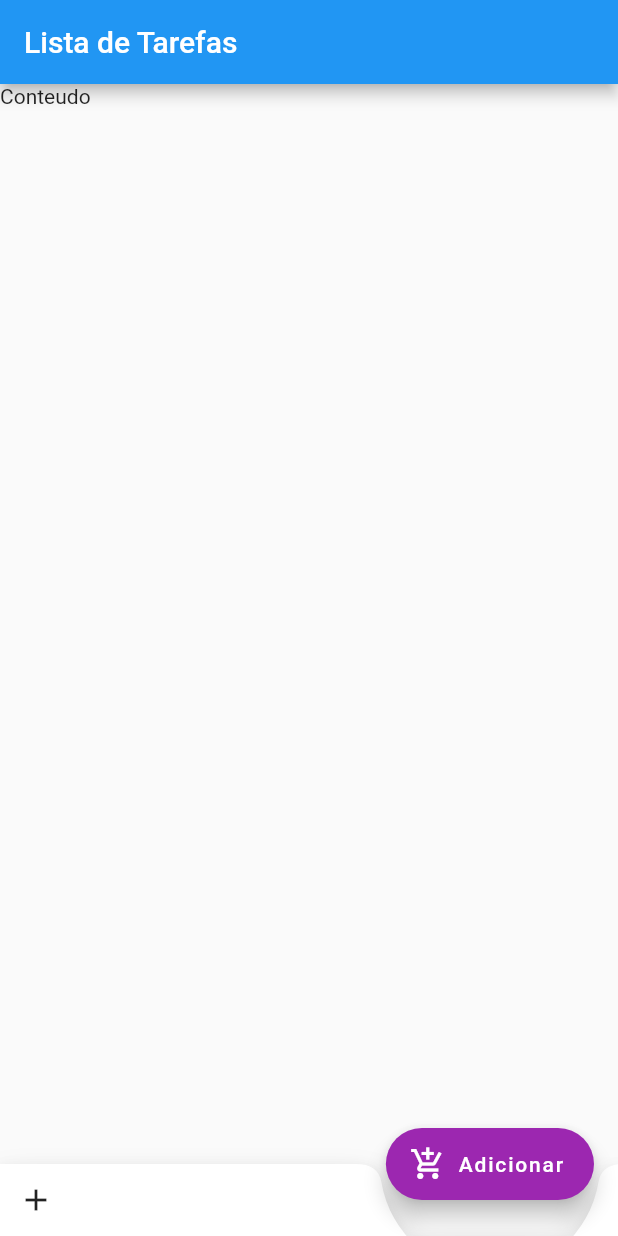
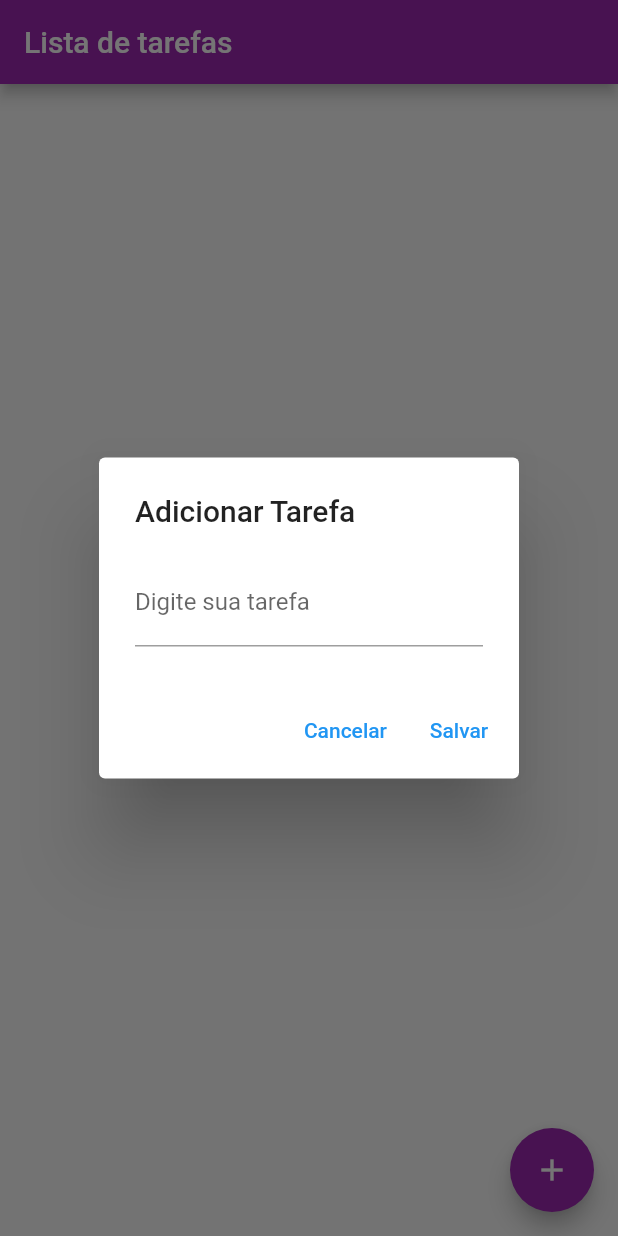
Before and after one commit to rotciWictorCW/Apps-Flutter, a Flutter app: the screen it shows after launch, after a tap on the "add" icon, on a phone screen of 412 x 824 dp. Run offline on Flutter 3.47's test engine with Material 2 defaults, Android fonts, the phone set to English and light mode, and no system bars; our stand-ins replace youtube_player_flutter.

Commit message:
app lista de tarefas

```diff
--- a/app8_lista_de_tarefas/lib/Home.dart
+++ b/app8_lista_de_tarefas/lib/Home.dart
@@ -1,4 +1,8 @@
 import 'package:flutter/material.dart';
+import 'package:path_provider/path_provider.dart';
+import 'dart:io';
+import 'dart:async';
+import 'dart:convert';
 
 class Home extends StatefulWidget {
   const Home({Key? key}) : super(key: key);
@@ -8,40 +12,169 @@ class Home extends StatefulWidget {
 }
 
 class _HomeState extends State<Home> {
+  List _taskList = [];
+  Map<String, dynamic> _lastTaskRemoved = Map();
+  TextEditingController _controllerTask = TextEditingController();
+
+  Future<File> _getFile() async {
+    final directory = await getApplicationDocumentsDirectory();
+    return File("${directory.path}/data.json");
+  }
+
+  _saveTask(){
+
+    String inputedText = _controllerTask.text;
+
+    Map<String, dynamic> task = Map();
+    task["title"] = inputedText;
+    task["done"] = false;
+
+    setState((){
+      _taskList.add(task);
+    });
+
+    _saveList();
+    _controllerTask.text = "";
+  }
+
+  _saveList() async {
+    var archive = await _getFile();
+
+    String data = jsonEncode(_taskList);
+    archive.writeAsStringSync(data);
+  }
+
+  _readList() async {
+    try {
+      final archive = await _getFile();
+      return archive.readAsString();
+    } catch (e) {
+      return "";
+    }
+  }
+
+  @override
+  void initState() {
+    super.initState();
+
+    _readList().then((data) {
+      setState(() {
+        _taskList = json.decode(data);
+      });
+    });
+
+  }
+
+  Widget createListItem (context, index){
+    final item = _taskList[index]["title"];
+
+    return Dismissible(
+        key: Key(DateTime.now().microsecondsSinceEpoch.toString()),
+        onDismissed: (direction){
+          _lastTaskRemoved = _taskList[index];
+          _taskList.removeAt(index);
+          //_saveList();
+
+          final snackbar = SnackBar(
+              backgroundColor: Colors.purple,
+              duration: Duration(seconds: 5),
+              content: Text(""
+                  "Tarefa Removida",
+              ),
+              action: SnackBarAction(
+                label: "Desfazer",
+                onPressed: (){
+
+                  setState((){
+                    _taskList.insert(index, _lastTaskRemoved);
+                  });
+
+                  _saveList();
+                },
+
+          ),
+          );
+
+          Scaffold.of(context).showSnackBar(snackbar);
+        },
+        direction: DismissDirection.endToStart,
+
+        background: Container(
+          color: Colors.red,
+          padding: EdgeInsets.all(16),
+          child: Row(
+            mainAxisAlignment: MainAxisAlignment.end,
+            children: [
+              Icon(
+                  Icons.delete,
+                  color: Colors.white,
+              )
+            ],
+          ),
+        ),
+        child: CheckboxListTile(
+          title: Text(_taskList[index]["title"]),
+          value: _taskList[index]["done"],
+          onChanged: (value){
+            setState(() {
+              _taskList[index]["done"] = value;
+            });
+            _saveList();
+          },
+        ),
+    );
+  }
   @override
   Widget build(BuildContext context) {
+    //_saveList();
+
+    print(_taskList.toString());
+
     return Scaffold(
       appBar: AppBar(
-        title: Text("Lista de Tarefas"),
+        title: Text("Lista de tarefas"),
+        backgroundColor: Colors.purple,
       ),
-      body: Text("Conteudo"),
-
-      floatingActionButtonLocation: FloatingActionButtonLocation.endDocked,
-      floatingActionButton: FloatingActionButton.extended(
-       // child: Icon(Icons.add),
-        backgroundColor: Colors.purple,
-        foregroundColor: Colors.white,
-        elevation: 6,
-        icon: Icon(Icons.add_shopping_cart),
-        label: Text("Adicionar"),
-        //shape: BeveledRectangleBorder(
-         // borderRadius: BorderRadius.circular(50)
-       // ),
-        //mini:true,
-        onPressed: (){
-          print("pressionado");
-        },
-      ),
-      bottomNavigationBar: BottomAppBar(
-        shape: CircularNotchedRectangle(),
-        child: Row(
-          children:[
-            IconButton(
-                onPressed: (){},
-                icon: Icon(Icons.add),
-            ),
-          ]
-        ),
+      floatingActionButtonLocation: FloatingActionButtonLocation.endFloat,
+      floatingActionButton: FloatingActionButton(
+          child: Icon(Icons.add),
+          backgroundColor: Colors.purple,
+          onPressed: () {
+            showDialog(
+                context: context,
+                builder: (context) {
+                  return AlertDialog(
+                    title: Text("Adicionar Tarefa"),
+                    content: TextField(
+                      controller: _controllerTask,
+                      decoration:
+                      InputDecoration(labelText: "Digite sua tarefa"),
+                      onChanged: (text) {},
+                    ),
+                    actions: [
+                      TextButton(
+                          onPressed: () => Navigator.pop(context),
+                          child: Text("Cancelar")),
+                      TextButton(
+                          onPressed: () {
+                            _saveTask();
+                            print(_taskList);
+                            Navigator.pop(context);
+                          },
+                          child: Text("Salvar"))
+                    ],
+                  );
+                });
+          }),
+      body: Column(
+        children: [
+          Expanded(
+              child: ListView.builder(
+                  itemCount: _taskList.length,
+                  itemBuilder: createListItem
+                  )
+          )
+        ],
       ),
     );
   }
--- a/app8_lista_de_tarefas/lib/main.dart
+++ b/app8_lista_de_tarefas/lib/main.dart
@@ -4,6 +4,7 @@ import 'package:flutter/material.dart';
 void main() {
   runApp(MaterialApp(
       home: Home(),
+      debugShowCheckedModeBanner: false,
     )
   );
 }
--- a/app8_lista_de_tarefas/pubspec.yaml
+++ b/app8_lista_de_tarefas/pubspec.yaml
@@ -34,6 +34,7 @@ dependencies:
   # The following adds the Cupertino Icons font to your application.
   # Use with the CupertinoIcons class for iOS style icons.
   cupertino_icons: ^1.0.2
+  path_provider: ^2.0.11
 
 dev_dependencies:
   flutter_test:
```
Also changed, not shown: app8_lista_de_tarefas/pubspec.lock.
